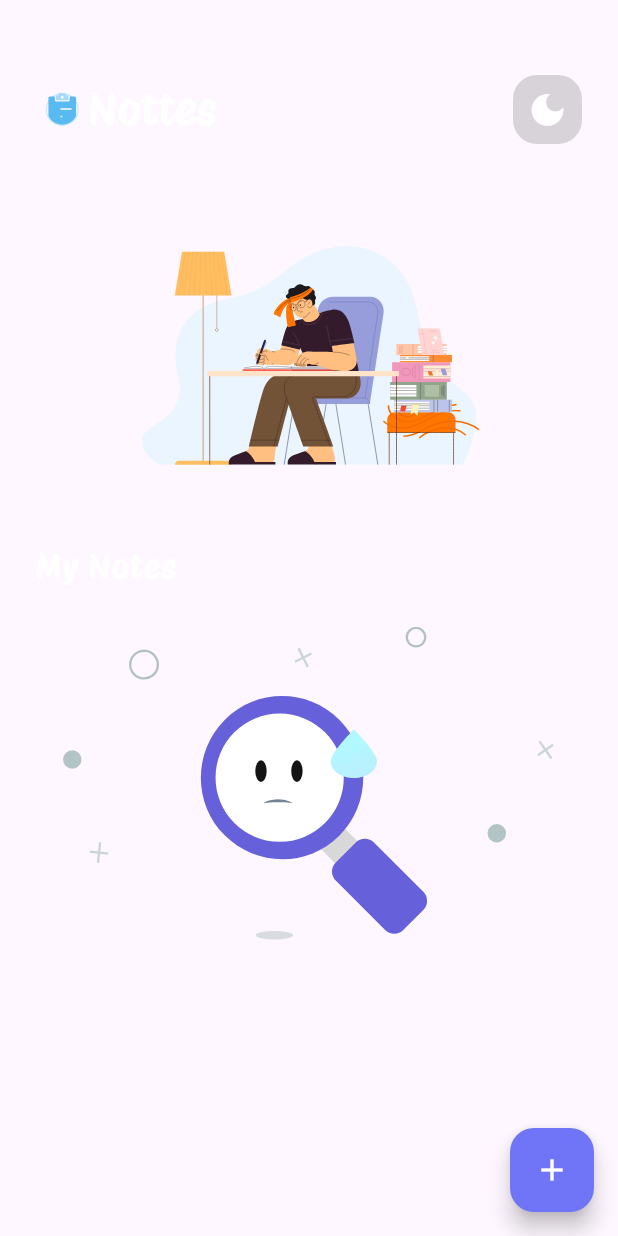
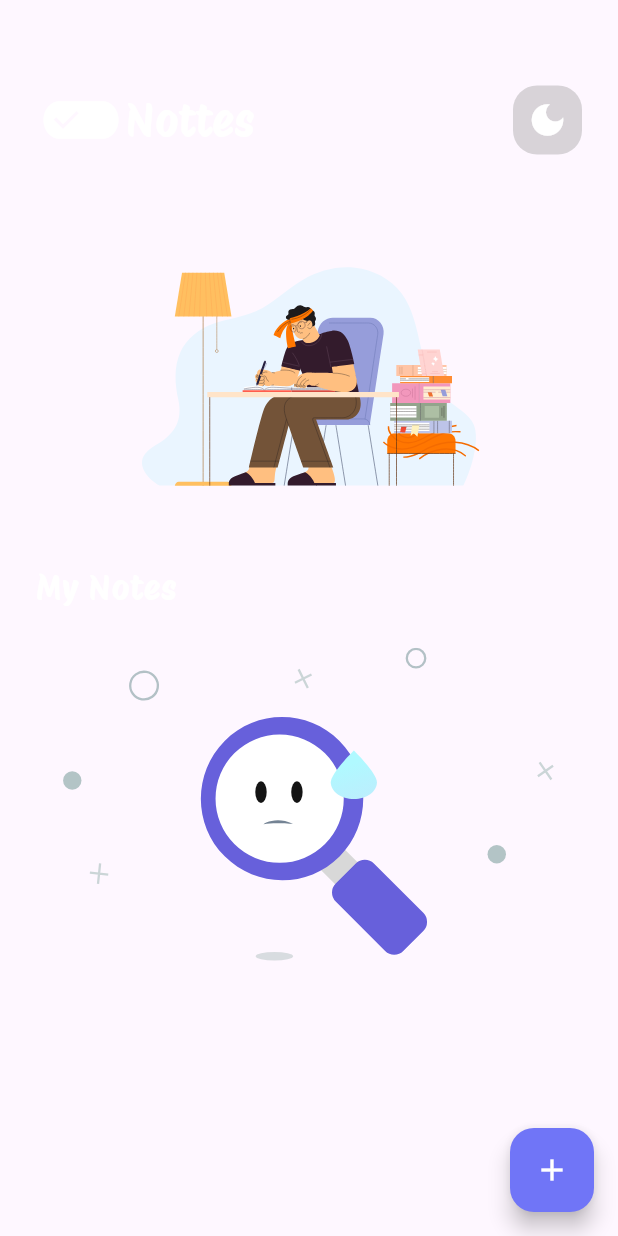
Before and after one commit to MohammedRostom/Note_AppWith_Hive, a Flutter app: the screen it shows after launch, after a tap on the "dark mode" icon, on a phone screen of 412 x 824 dp. Run offline on Flutter 3.47's test engine with Material 3 defaults, Android fonts, the light colour scheme and no system bars; our stand-ins replace bloc, flutter_bloc, hive, hive_flutter, lottie; accounts and stored records are empty.

```diff
--- a/lib/core/Components/custom_app_bar.dart
+++ b/lib/core/Components/custom_app_bar.dart
@@ -1,7 +1,9 @@
 import 'package:flutter/material.dart';
 import 'package:lottie/lottie.dart';
 import 'package:note_app_with_cubit/core/Assets.dart';
+import 'package:note_app_with_cubit/core/constants.dart';
 
+import '../../features/feature/presentation/cubits/notes_cubit/notes_cubit.dart';
 import 'custom_icon.dart';
 
 class CustomAppBar extends StatelessWidget {
@@ -24,7 +26,15 @@ class CustomAppBar extends StatelessWidget {
       children: [
         Row(
           children: [
-            ledaing ? Lottie.asset(Asset_App.LogoIcon, width: 35) : Text(""),
+            ledaing
+                ? Icon(
+                    Icons.edit_attributes,
+                    color: NotesCubit.get(context).isdark
+                        ? kPrimaryColor
+                        : Colors.white,
+                    size: 60,
+                  )
+                : Text(""),
             Text(title, style: Theme.of(context).textTheme.labelLarge),
           ],
         ),
--- a/lib/core/Components/custom_text_field.dart
+++ b/lib/core/Components/custom_text_field.dart
@@ -1,6 +1,8 @@
 import 'package:flutter/material.dart';
 import 'package:flutter/src/widgets/framework.dart';
 import 'package:note_app_with_cubit/core/constants.dart';
+
+import '../../features/feature/presentation/cubits/notes_cubit/notes_cubit.dart';
 
 class CustomTextField extends StatelessWidget {
   const CustomTextField(
@@ -45,7 +47,7 @@ class CustomTextField extends StatelessWidget {
           8,
         ),
         borderSide: BorderSide(
-          color: color ?? Colors.white,
+          color: color ?? NotesCubit().isdark ? kPrimaryColor : Colors.white,
         ));
   }
 }
```
Also changed, not shown: lib/core/constants.dart (+5 -4 lines).
